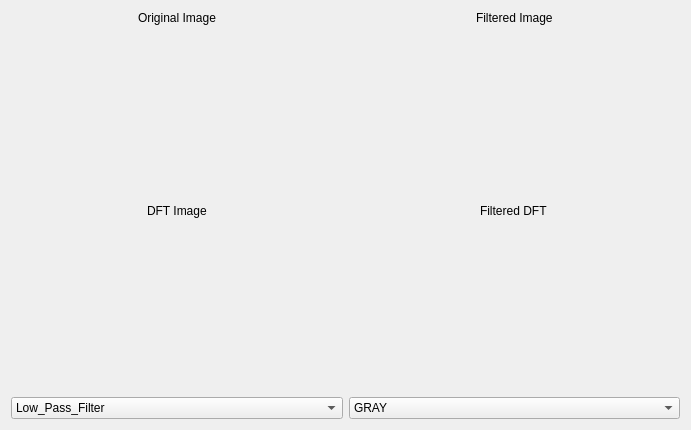
First picture: the form in src/ui/filtering_studio.ui, repository Omarmansour557/Histogram-Equalization, before the edit.
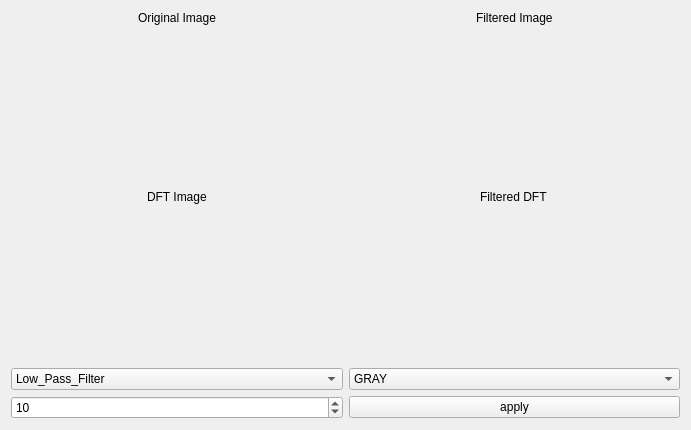
Second picture: the form after the edit.

Commit message: adding adjustable kernel size functionality

```diff
--- a/src/ui/filtering_studio.ui
+++ b/src/ui/filtering_studio.ui
@@ -13,7 +13,7 @@
   <property name="windowTitle">
    <string>Form</string>
   </property>
-  <layout class="QVBoxLayout" name="verticalLayout_4">
+  <layout class="QHBoxLayout" name="horizontalLayout_5">
    <item>
     <layout class="QVBoxLayout" name="verticalLayout">
      <item>
@@ -133,6 +133,8 @@
       </layout>
      </item>
      <item>
+      <layout class="QVBoxLayout" name="verticalLayout_2">
+       <item>
       <layout class="QHBoxLayout" name="horizontalLayout_3">
        <item>
         <widget class="QComboBox" name="filters_list">
@@ -171,6 +173,32 @@
           </property>
          </item>
         </widget>
+         </item>
+        </layout>
+       </item>
+       <item>
+        <layout class="QHBoxLayout" name="horizontalLayout_2">
+         <item>
+          <widget class="QSpinBox" name="kernal_spinbox">
+           <property name="maximum">
+            <number>500</number>
+           </property>
+           <property name="singleStep">
+            <number>5</number>
+           </property>
+           <property name="value">
+            <number>10</number>
+           </property>
+          </widget>
+         </item>
+         <item>
+          <widget class="QPushButton" name="kernal_btn">
+           <property name="text">
+            <string>apply</string>
+           </property>
+          </widget>
+         </item>
+        </layout>
        </item>
       </layout>
      </item>
```
Lines whose indentation alone changed are shown as unchanged. The commit also changes 1 other file.
